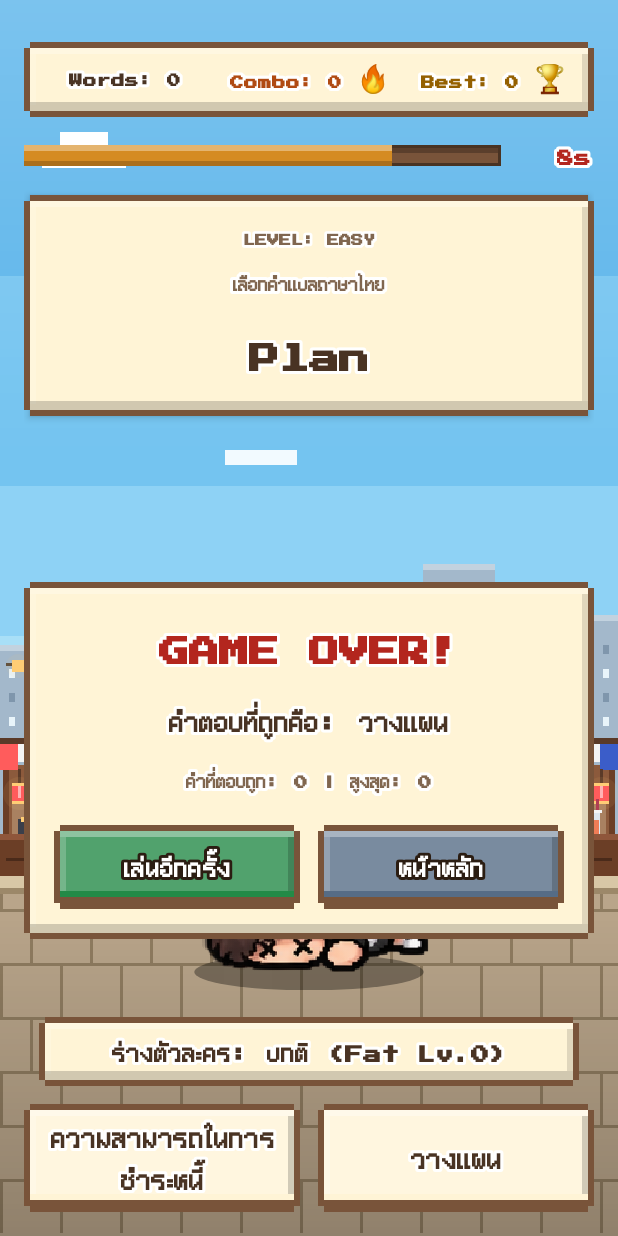
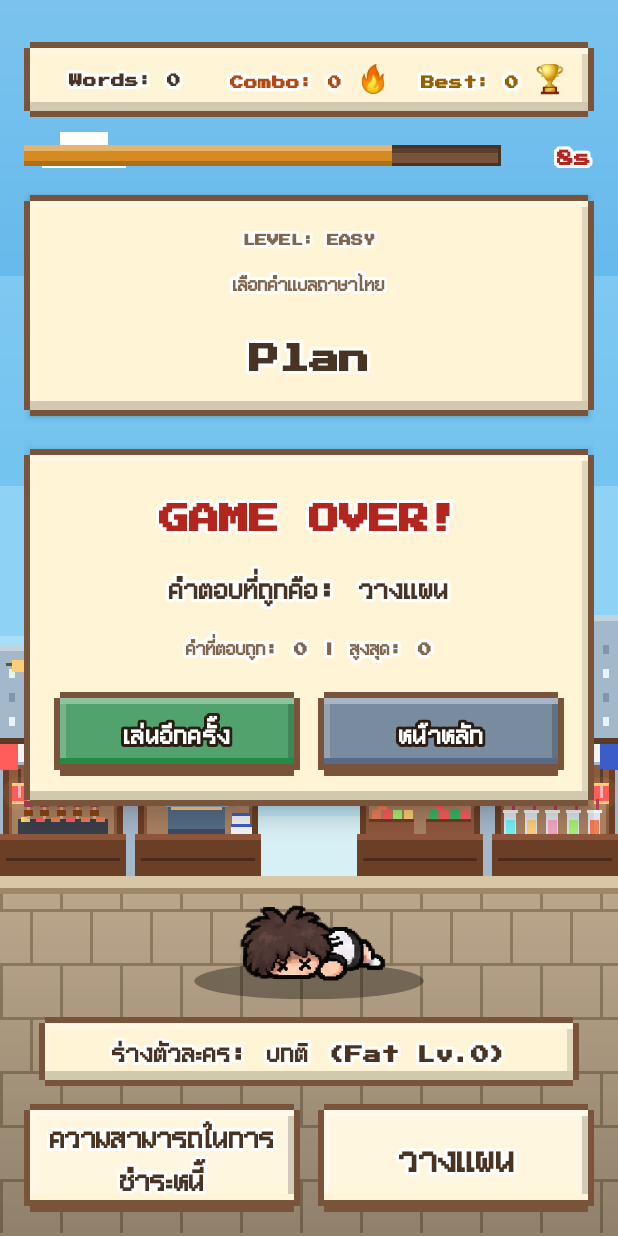
Before and after one commit to BostonTU/EnglishEatLaek, an Android app: the screen it shows after launch (MainActivity), after a tap on "ความสามารถในการชำระหนี้", on a phone screen of 412 x 824 dp. Run offline under Robolectric (Android 15) with nearby library versions, the phone set to English and light mode, and no system bars; 2 other taps on this screen came first.

Commit message:
ะàฟกà¸adadad

```diff
--- a/app/src/main/java/com/example/englisheatleak/CharacterController.java
+++ b/app/src/main/java/com/example/englisheatleak/CharacterController.java
@@ -27,6 +27,7 @@ public class CharacterController {
     private static final int FRAME_COUNT = 7;
 
     // ขนาดตัวละครเพิ่มตามระดับความอ้วน (ใช้ร่วมกับภาพ Fat ไม่ได้ใช้แทน)
+    private static final float BASE_SCALE = 0.80f;          // ขนาดเริ่มต้นเล็กลง 20%
     private static final float SCALE_PER_LEVEL = 0.07f;
     private static final int MAX_SCALE_LEVEL = 7;          // สูงสุด 1.49 เท่า
     private static final int SCALE_ANIM_MS = 350;
@@ -113,8 +114,8 @@ public class CharacterController {
 
         characterView.setScaleType(ImageView.ScaleType.FIT_CENTER);
         characterView.setAdjustViewBounds(true);
-        characterView.setScaleX(1.0f);
-        characterView.setScaleY(1.0f);
+        characterView.setScaleX(BASE_SCALE);
+        characterView.setScaleY(BASE_SCALE);
         characterView.addOnLayoutChangeListener(
                 (v, l, t, r, b, ol, ot, or, ob) -> updatePivot());
         characterView.post(this::updatePivot);
@@ -122,7 +123,7 @@ public class CharacterController {
             shadowView.addOnLayoutChangeListener(
                     (v, l, t, r, b, ol, ot, or, ob) -> updatePivot());
         }
-        setShadow(1.0f, 1.0f, 0);
+        setShadow(BASE_SCALE, 1.0f, 0);
 
         playIdleOrFat();
         startBreathingAfter(0);
@@ -131,7 +132,7 @@ public class CharacterController {
     // ---------------------------------------------------------------- หายใจ
 
     private float baseScale() {
-        return 1.0f + SCALE_PER_LEVEL * Math.min(fatLevel, MAX_SCALE_LEVEL);
+        return BASE_SCALE * (1.0f + SCALE_PER_LEVEL * Math.min(fatLevel, MAX_SCALE_LEVEL));
     }
 
     private void stopBreathing() {
@@ -214,7 +215,7 @@ public class CharacterController {
     }
 
     private void applyScale(boolean animate) {
-        final float scale = 1.0f + SCALE_PER_LEVEL * Math.min(fatLevel, MAX_SCALE_LEVEL);
+        final float scale = BASE_SCALE * (1.0f + SCALE_PER_LEVEL * Math.min(fatLevel, MAX_SCALE_LEVEL));
         setShadow(scale * shadowFactor(), 1.0f, animate ? 110 + SCALE_ANIM_MS : 0);
         if (animate) {
             // บีบตัวนิดหนึ่ง (squash) แล้วเด้งขยายเกินเป้าเล็กน้อยก่อนนิ่ง (stretch)
@@ -381,9 +382,9 @@ public class CharacterController {
         final Runnable startSkinny = new Runnable() {
             @Override
             public void run() {
-                characterView.setScaleX(1.0f);
-                characterView.setScaleY(1.0f);
-                setShadow(0.9f, 1.0f, 0);   // ผอม: เงาแคบลง
+                characterView.setScaleX(BASE_SCALE);
+                characterView.setScaleY(BASE_SCALE);
+                setShadow(BASE_SCALE * 0.9f, 1.0f, 0);   // ผอม: เงาแคบลง
                 playFrames(skinnyFrames, SKINNY_DELAY, false, new Runnable() {
                     @Override
                     public void run() {
@@ -413,9 +414,9 @@ public class CharacterController {
             for (int i = 0; i <= top; i++) {
                 deflate[i] = fatFrames[top - i][0];     // อ้วนสุด -> อ้วนระดับ 1
             }
-            characterView.animate().scaleX(1.0f).scaleY(1.0f)
+            characterView.animate().scaleX(BASE_SCALE).scaleY(BASE_SCALE)
                     .setDuration(DEFLATE_DELAY * (top + 1)).start();
-            setShadow(1.0f, 1.0f, DEFLATE_DELAY * (top + 1));
+            setShadow(BASE_SCALE, 1.0f, DEFLATE_DELAY * (top + 1));
             playFrames(deflate, DEFLATE_DELAY, false, startSkinny);
         }
     }
--- a/app/src/main/java/com/example/englisheatleak/MainActivity.java
+++ b/app/src/main/java/com/example/englisheatleak/MainActivity.java
@@ -662,6 +662,7 @@ public class MainActivity extends AppCompatActivity {
         tvGameOverTitle.setText(title);
         tvGameOverReason.setText(reasonMessage);
         tvFinalStats.setText(getString(R.string.final_stats_format, score, highScore));
+        layoutGameOver.bringToFront();
         fadeInView(layoutGameOver);
     }
 
--- a/app/src/main/res/layout-land/activity_main.xml
+++ b/app/src/main/res/layout-land/activity_main.xml
@@ -184,24 +184,27 @@
         <ImageView
             android:id="@+id/characterView"
             android:layout_width="0dp"
-            android:layout_height="72dp"
-            android:layout_marginTop="2dp"
+            android:layout_height="0dp"
+            android:layout_marginTop="4dp"
+            android:layout_marginBottom="4dp"
             android:contentDescription="@string/game_character_content_description"
             android:scaleType="fitCenter"
             android:adjustViewBounds="true"
             app:layout_constraintTop_toBottomOf="@id/layoutWordCard"
+            app:layout_constraintBottom_toTopOf="@id/tvFatStatus"
+            app:layout_constraintVertical_bias="1.0"
             app:layout_constraintStart_toStartOf="parent"
-            app:layout_constraintEnd_toStartOf="@id/landscapeDivider"/>
+            app:layout_constraintEnd_toStartOf="@id/landscapeDivider"
+            android:layout_marginEnd="8dp" />
 
         <!-- Character Status -->
         <com.example.englisheatleak.OutlineTextView
             android:id="@+id/tvFatStatus"
             android:background="@drawable/pixel_panel"
             android:paddingHorizontal="12dp"
-            android:paddingVertical="2dp"
+            android:paddingVertical="4dp"
             android:layout_width="0dp"
-            android:layout_height="26dp"
-            android:layout_marginTop="2dp"
+            android:layout_height="32dp"
             android:layout_marginBottom="4dp"
             android:text="@string/fat_status_0"
             android:textColor="@color/px_text"
@@ -211,7 +214,6 @@
             android:autoSizeTextType="uniform"
             android:autoSizeMinTextSize="12sp"
             android:autoSizeMaxTextSize="24sp"
-            app:layout_constraintTop_toBottomOf="@id/characterView"
             app:layout_constraintBottom_toBottomOf="parent"
             app:layout_constraintStart_toStartOf="parent"
             app:layout_constraintEnd_toStartOf="@id/landscapeDivider"
@@ -248,10 +250,10 @@
                 android:textStyle="bold"
                 android:gravity="center"
                 android:maxLines="2"
-                android:textSize="26sp"
+                android:textSize="34sp"
                 android:autoSizeTextType="uniform"
-                android:autoSizeMinTextSize="14sp"
-                android:autoSizeMaxTextSize="26sp" />
+                android:autoSizeMinTextSize="18sp"
+                android:autoSizeMaxTextSize="34sp" />
 
             <com.example.englisheatleak.OutlineButton
                 android:id="@+id/btnChoice2"
@@ -271,15 +273,16 @@
                 android:textStyle="bold"
                 android:gravity="center"
                 android:maxLines="2"
-                android:textSize="26sp"
+                android:textSize="34sp"
                 android:autoSizeTextType="uniform"
-                android:autoSizeMinTextSize="14sp"
-                android:autoSizeMaxTextSize="26sp" />
+                android:autoSizeMinTextSize="18sp"
+                android:autoSizeMaxTextSize="34sp" />
         </LinearLayout>
 
         <!-- Game Over -->
         <LinearLayout
             android:id="@+id/layoutGameOver"
+            android:elevation="10dp"
             android:layout_width="0dp"
             android:layout_height="wrap_content"
             android:orientation="vertical"
@@ -287,8 +290,9 @@
             android:padding="20dp"
             android:background="@drawable/pixel_panel"
             android:visibility="gone"
-            app:layout_constraintTop_toBottomOf="@id/layoutWordCard"
-            app:layout_constraintBottom_toTopOf="@id/layoutChoices"
+            app:layout_constraintWidth_max="420dp"
+            app:layout_constraintTop_toTopOf="parent"
+            app:layout_constraintBottom_toBottomOf="parent"
             app:layout_constraintStart_toStartOf="parent"
             app:layout_constraintEnd_toEndOf="parent">
 
@@ -480,14 +484,23 @@
         android:focusable="true">
 
         <!-- กรอบชื่อเกม (สไตล์เดียวกับกรอบเมนู) -->
+        <androidx.constraintlayout.widget.ConstraintLayout
+            android:layout_width="match_parent"
+            android:layout_height="wrap_content">
+
             <LinearLayout
-            android:layout_width="match_parent"
+                android:layout_width="0dp"
                 android:layout_height="wrap_content"
                 android:orientation="vertical"
                 android:gravity="center"
                 android:background="@drawable/pixel_panel"
                 android:paddingHorizontal="24dp"
-            android:paddingVertical="8dp">
+                android:paddingVertical="8dp"
+                app:layout_constraintWidth_max="380dp"
+                app:layout_constraintTop_toTopOf="parent"
+                app:layout_constraintBottom_toBottomOf="parent"
+                app:layout_constraintStart_toStartOf="parent"
+                app:layout_constraintEnd_toEndOf="parent">
 
                 <com.example.englisheatleak.OutlineTextView
                     android:id="@+id/tvAppTitle"
@@ -522,6 +535,7 @@
                     app:pixelShadowDx="4dp"
                     app:pixelShadowDy="4dp" />
             </LinearLayout>
+        </androidx.constraintlayout.widget.ConstraintLayout>
 
         <com.example.englisheatleak.OutlineTextView
             android:id="@+id/tvAppSubtitle"
@@ -696,20 +710,23 @@
             android:fillViewport="true"
             android:overScrollMode="never">
 
-            <LinearLayout
+            <androidx.constraintlayout.widget.ConstraintLayout
                 android:layout_width="match_parent"
                 android:layout_height="wrap_content"
-                android:orientation="vertical"
-                android:gravity="center"
                 android:padding="8dp">
 
                 <LinearLayout
-                    android:layout_width="match_parent"
+                    android:layout_width="0dp"
                     android:layout_height="wrap_content"
                     android:orientation="vertical"
                     android:gravity="center"
                     android:background="@drawable/pixel_panel"
-                    android:padding="24dp">
+                    android:padding="24dp"
+                    app:layout_constraintWidth_max="360dp"
+                    app:layout_constraintTop_toTopOf="parent"
+                    app:layout_constraintBottom_toBottomOf="parent"
+                    app:layout_constraintStart_toStartOf="parent"
+                    app:layout_constraintEnd_toEndOf="parent">
 
                     <com.example.englisheatleak.OutlineTextView
                         android:layout_width="match_parent"
@@ -796,7 +813,7 @@
                         app:backgroundTint="@null"
                         app:strokeWidth="0dp" />
                 </LinearLayout>
-            </LinearLayout>
+            </androidx.constraintlayout.widget.ConstraintLayout>
         </ScrollView>
     </LinearLayout>
 
--- a/app/src/main/res/layout/activity_main.xml
+++ b/app/src/main/res/layout/activity_main.xml
@@ -175,8 +175,8 @@
         <!-- Character -->
         <ImageView
             android:id="@+id/characterView"
-            android:layout_width="200dp"
-            android:layout_height="230dp"
+            android:layout_width="160dp"
+            android:layout_height="184dp"
             android:contentDescription="@string/game_character_content_description"
             android:scaleType="fitCenter"
             android:adjustViewBounds="true"
@@ -237,10 +237,10 @@
                 android:textStyle="bold"
                 android:gravity="center"
                 android:maxLines="2"
-                android:textSize="26sp"
+                android:textSize="34sp"
                 android:autoSizeTextType="uniform"
-                android:autoSizeMinTextSize="14sp"
-                android:autoSizeMaxTextSize="26sp" />
+                android:autoSizeMinTextSize="18sp"
+                android:autoSizeMaxTextSize="34sp" />
 
             <com.example.englisheatleak.OutlineButton
                 android:id="@+id/btnChoice2"
@@ -260,15 +260,16 @@
                 android:textStyle="bold"
                 android:gravity="center"
                 android:maxLines="2"
-                android:textSize="26sp"
+                android:textSize="34sp"
                 android:autoSizeTextType="uniform"
-                android:autoSizeMinTextSize="14sp"
-                android:autoSizeMaxTextSize="26sp" />
+                android:autoSizeMinTextSize="18sp"
+                android:autoSizeMaxTextSize="34sp" />
         </LinearLayout>
 
         <!-- Game Over -->
         <LinearLayout
             android:id="@+id/layoutGameOver"
+            android:elevation="10dp"
             android:layout_width="0dp"
             android:layout_height="wrap_content"
             android:orientation="vertical"
@@ -276,8 +277,9 @@
             android:padding="20dp"
             android:background="@drawable/pixel_panel"
             android:visibility="gone"
-            app:layout_constraintTop_toBottomOf="@id/layoutWordCard"
-            app:layout_constraintBottom_toTopOf="@id/layoutChoices"
+            app:layout_constraintWidth_max="380dp"
+            app:layout_constraintTop_toTopOf="parent"
+            app:layout_constraintBottom_toBottomOf="parent"
             app:layout_constraintStart_toStartOf="parent"
             app:layout_constraintEnd_toEndOf="parent">
 
@@ -683,20 +685,23 @@
             android:fillViewport="true"
             android:overScrollMode="never">
 
-            <LinearLayout
+            <androidx.constraintlayout.widget.ConstraintLayout
                 android:layout_width="match_parent"
                 android:layout_height="wrap_content"
-                android:orientation="vertical"
-                android:gravity="center"
                 android:padding="8dp">
 
                 <LinearLayout
-                    android:layout_width="match_parent"
+                    android:layout_width="0dp"
                     android:layout_height="wrap_content"
                     android:orientation="vertical"
                     android:gravity="center"
                     android:background="@drawable/pixel_panel"
-                    android:padding="24dp">
+                    android:padding="24dp"
+                    app:layout_constraintWidth_max="360dp"
+                    app:layout_constraintTop_toTopOf="parent"
+                    app:layout_constraintBottom_toBottomOf="parent"
+                    app:layout_constraintStart_toStartOf="parent"
+                    app:layout_constraintEnd_toEndOf="parent">
 
                     <com.example.englisheatleak.OutlineTextView
                         android:layout_width="match_parent"
@@ -783,7 +788,7 @@
                         app:backgroundTint="@null"
                         app:strokeWidth="0dp" />
                 </LinearLayout>
-            </LinearLayout>
+            </androidx.constraintlayout.widget.ConstraintLayout>
         </ScrollView>
     </LinearLayout>
 
```
Lines whose indentation alone changed are shown as unchanged.
